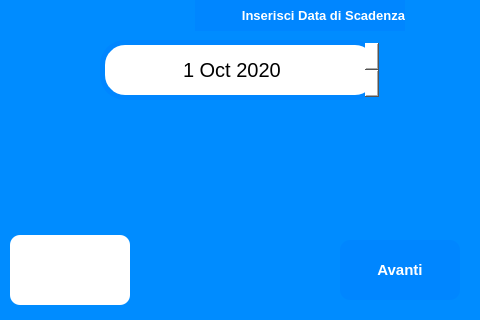
Above: view/inserisci_data_scadenza_window.ui from ISacchitella/MicroOne_v1.1 before the change. Below: the same form after it.
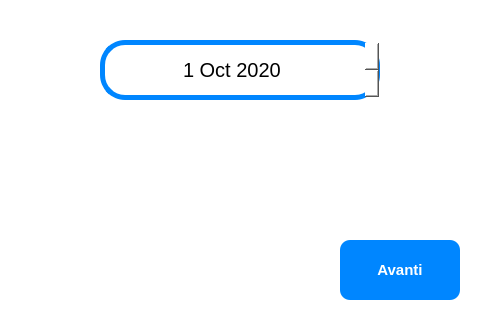
That is the form after the change. Icons and pictures are not drawn.

Diff of the .ui file:
```diff
--- a/view/inserisci_data_scadenza_window.ui
+++ b/view/inserisci_data_scadenza_window.ui
@@ -16,52 +16,6 @@
   <property name="styleSheet">
    <string notr="true">background-color: rgb(255, 255, 255);</string>
   </property>
-  <widget class="QLabel" name="label_5">
-   <property name="geometry">
-    <rect>
-     <x>0</x>
-     <y>0</y>
-     <width>480</width>
-     <height>320</height>
-    </rect>
-   </property>
-   <property name="styleSheet">
-    <string notr="true">background-color: rgb(0, 140, 255);
-image: url(:/sfondo_microone/res/pagina_MICROONE.png);</string>
-   </property>
-   <property name="text">
-    <string/>
-   </property>
-  </widget>
-  <widget class="QLabel" name="label">
-   <property name="geometry">
-    <rect>
-     <x>195</x>
-     <y>0</y>
-     <width>210</width>
-     <height>31</height>
-    </rect>
-   </property>
-   <property name="font">
-    <font>
-     <family>Segoe UI</family>
-     <pointsize>10</pointsize>
-     <weight>75</weight>
-     <bold>true</bold>
-    </font>
-   </property>
-   <property name="styleSheet">
-    <string notr="true">background-color: rgb(0, 134, 255);
-
-color: rgb(255, 255, 255);</string>
-   </property>
-   <property name="text">
-    <string>Inserisci Data di Scadenza</string>
-   </property>
-   <property name="alignment">
-    <set>Qt::AlignRight|Qt::AlignTrailing|Qt::AlignVCenter</set>
-   </property>
-  </widget>
   <widget class="QPushButton" name="cancel_btn_">
    <property name="geometry">
     <rect>
@@ -79,10 +33,11 @@
     </font>
    </property>
    <property name="styleSheet">
-    <string notr="true">background-color: rgb(0, 140, 255);
+    <string notr="true">background-color: rgb(0, 134, 255);
+background-color: rgb(255, 255, 255);
                  color: rgb(255, 255, 255);
-                 border-radius:10px;
-             </string>
+             
+background-color: rgb(0, 134, 255);</string>
    </property>
    <property name="text">
     <string/>
@@ -218,7 +173,23 @@
     <bool>false</bool>
    </property>
   </widget>
-  <zorder>label_5</zorder>
+  <widget class="QLabel" name="label_2">
+   <property name="geometry">
+    <rect>
+     <x>0</x>
+     <y>0</y>
+     <width>480</width>
+     <height>320</height>
+    </rect>
+   </property>
+   <property name="styleSheet">
+    <string notr="true">image: url(:/sfondo_data_scadenza/res/pagina_MICROONE_ins_data_scad.png);</string>
+   </property>
+   <property name="text">
+    <string/>
+   </property>
+  </widget>
+  <zorder>label_2</zorder>
   <zorder>cancel_btn_</zorder>
   <zorder>avanti_btn</zorder>
   <zorder>data_scad_dateEdit</zorder>
```
Left out of the diff: 1 changed line with no effect on the pictures.
